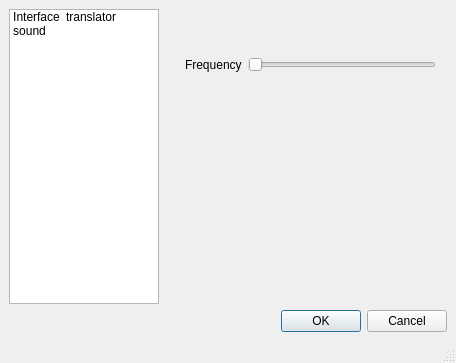
Qt form preferences.ui (tachyons/mltranslator) before a commit.
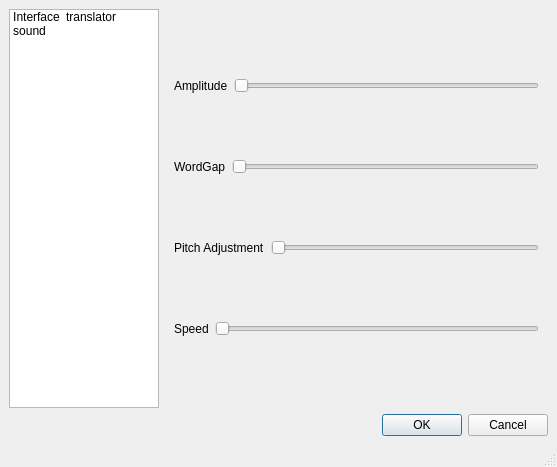
The same form after that commit. Icons and pictures are not drawn.

Diff of the .ui file:
```diff
--- a/preferences.ui
+++ b/preferences.ui
@@ -6,16 +6,16 @@
    <rect>
     <x>0</x>
     <y>0</y>
-    <width>456</width>
-    <height>363</height>
+    <width>557</width>
+    <height>467</height>
    </rect>
   </property>
   <property name="windowTitle">
    <string>Preferences</string>
   </property>
   <widget class="QWidget" name="centralwidget">
-   <layout class="QVBoxLayout" name="verticalLayout_3">
-    <item>
+   <layout class="QGridLayout" name="gridLayout">
+    <item row="0" column="0">
      <layout class="QVBoxLayout" name="verticalLayout_2">
       <item>
        <layout class="QHBoxLayout" name="horizontalLayout">
@@ -160,20 +160,13 @@
            </widget>
           </widget>
           <widget class="QWidget" name="sound_tab">
-           <widget class="QWidget" name="layoutWidget">
-            <property name="geometry">
-             <rect>
-              <x>20</x>
-              <y>40</y>
-              <width>251</width>
-              <height>31</height>
-             </rect>
-            </property>
+           <layout class="QVBoxLayout" name="verticalLayout_4">
+            <item>
             <layout class="QHBoxLayout" name="horizontalLayout_5">
              <item>
               <widget class="QLabel" name="label">
                <property name="text">
-                <string>Frequency</string>
+                 <string>Amplitude</string>
                </property>
               </widget>
              </item>
@@ -185,7 +178,62 @@
               </widget>
              </item>
             </layout>
-           </widget>
+            </item>
+            <item>
+             <layout class="QHBoxLayout" name="horizontalLayout_7">
+              <item>
+               <widget class="QLabel" name="label_2">
+                <property name="text">
+                 <string>WordGap</string>
+                </property>
+               </widget>
+              </item>
+              <item>
+               <widget class="QSlider" name="WordGapSlider">
+                <property name="orientation">
+                 <enum>Qt::Horizontal</enum>
+                </property>
+               </widget>
+              </item>
+             </layout>
+            </item>
+            <item>
+             <layout class="QHBoxLayout" name="horizontalLayout_8">
+              <item>
+               <widget class="QLabel" name="PitchLabel">
+                <property name="text">
+                 <string>Pitch Adjustment</string>
+                </property>
+               </widget>
+              </item>
+              <item>
+               <widget class="QSlider" name="PitchSlider">
+                <property name="orientation">
+                 <enum>Qt::Horizontal</enum>
+                </property>
+               </widget>
+              </item>
+             </layout>
+            </item>
+            <item>
+             <layout class="QHBoxLayout" name="horizontalLayout_9">
+              <item>
+               <widget class="QLabel" name="SpeedLabel">
+                <property name="text">
+                 <string>Speed</string>
+                </property>
+               </widget>
+              </item>
+              <item>
+               <widget class="QSlider" name="SpeedSlider">
+                <property name="orientation">
+                 <enum>Qt::Horizontal</enum>
+                </property>
+               </widget>
+              </item>
+             </layout>
+            </item>
+           </layout>
           </widget>
           <widget class="QWidget" name="page_2"/>
          </widget>
```
Left out of the diff: 50 changed lines with no effect on the pictures. Lines whose indentation alone changed are shown as unchanged.
